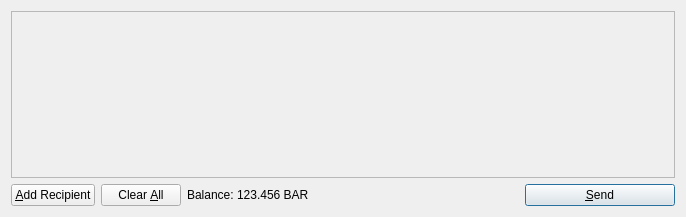
Old version of the form src/qt/forms/sendcoinsdialog.ui in the repository nightnote/nightnote.
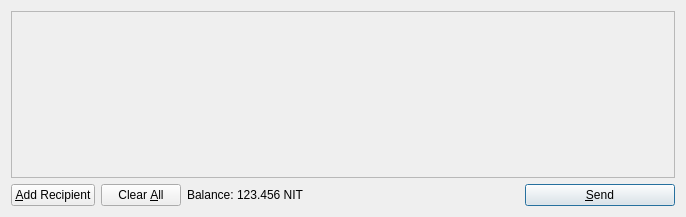
New version of the form. Icons and pictures are not drawn.

```diff
--- a/src/qt/forms/sendcoinsdialog.ui
+++ b/src/qt/forms/sendcoinsdialog.ui
@@ -119,7 +119,7 @@
           <cursorShape>IBeamCursor</cursorShape>
          </property>
          <property name="text">
-          <string>123.456 BAR</string>
+          <string>123.456 NIT</string>
          </property>
          <property name="textInteractionFlags">
           <set>Qt::LinksAccessibleByMouse|Qt::TextSelectableByKeyboard|Qt::TextSelectableByMouse</set>
```
